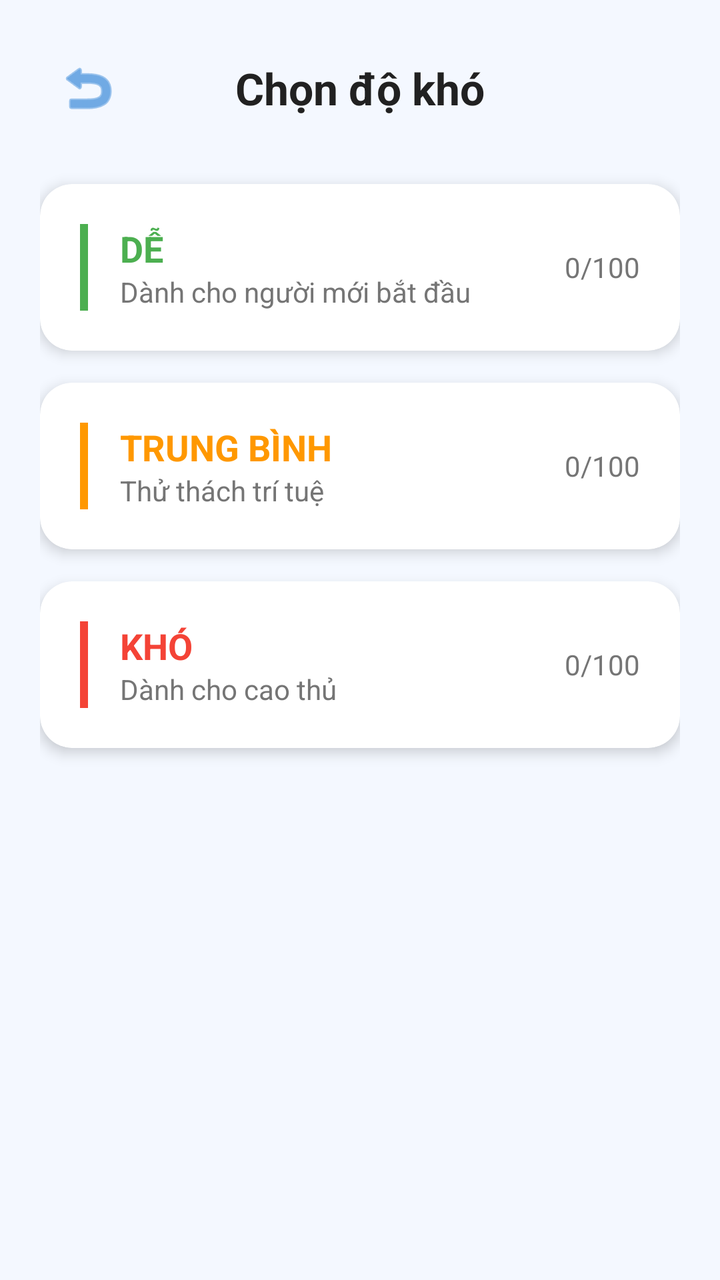
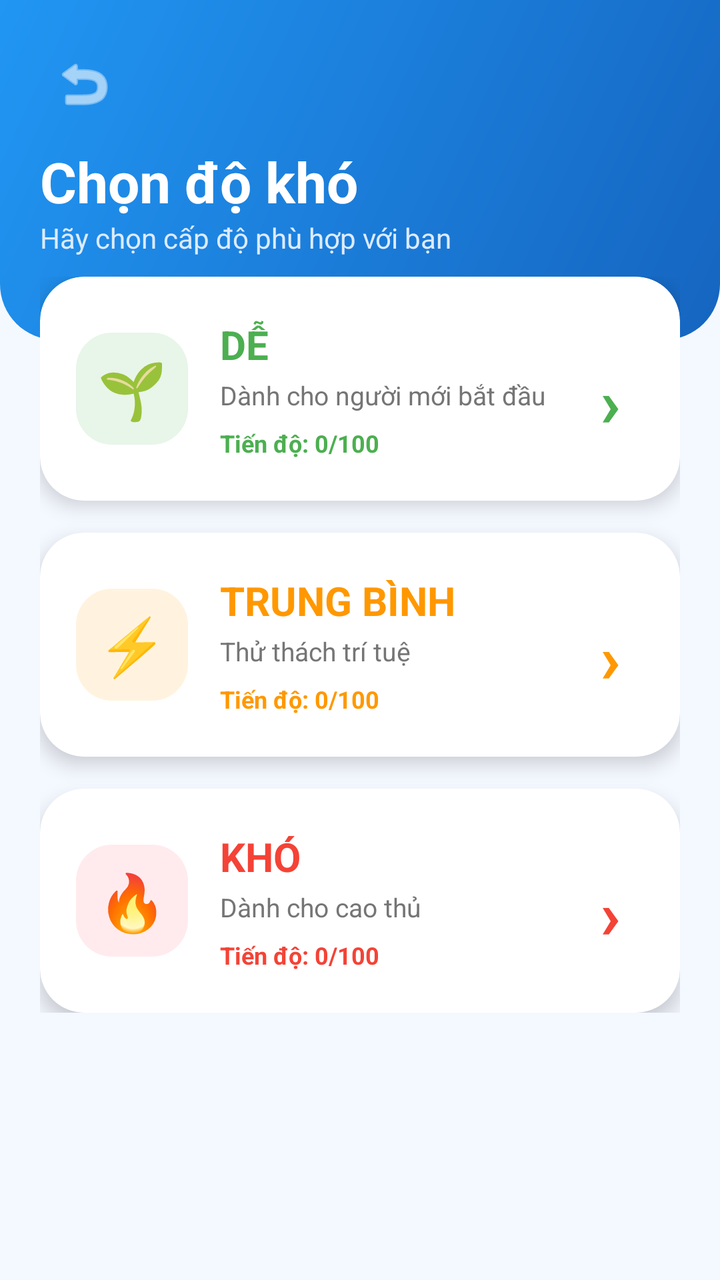

An Android layout rendered at two revisions. The XML below is the earlier revision; the diff shows what the commit changed to produce the second picture.
<!-- AndroidManifest.xml: application theme Theme.SudokuRank -->
<!-- res/layout/activity_select_level.xml -->
<?xml version="1.0" encoding="utf-8"?>
<LinearLayout xmlns:android="http://schemas.android.com/apk/res/android"
    xmlns:app="http://schemas.android.com/apk/res-auto"
    android:layout_width="match_parent"
    android:layout_height="match_parent"
    android:background="@color/sudoku_bg"
    android:orientation="vertical"
    android:padding="20dp">

    <RelativeLayout
        android:layout_width="match_parent"
        android:layout_height="wrap_content"
        android:layout_marginBottom="24dp">

        <ImageButton
            android:id="@+id/btnBack"
            android:layout_width="48dp"
            android:layout_height="48dp"
            android:background="?attr/selectableItemBackgroundBorderless"
            android:src="@android:drawable/ic_menu_revert"
            app:tint="@color/sudoku_primary" />

        <TextView
            android:layout_width="wrap_content"
            android:layout_height="wrap_content"
            android:layout_centerInParent="true"
            android:text="Chọn độ khó"
            android:textColor="@color/text_primary"
            android:textSize="22sp"
            android:textStyle="bold" />
    </RelativeLayout>

    <androidx.cardview.widget.CardView
        android:id="@+id/cardEasy"
        android:layout_width="match_parent"
        android:layout_height="wrap_content"
        android:layout_marginBottom="16dp"
        app:cardCornerRadius="16dp"
        app:cardElevation="4dp">

        <LinearLayout
            android:layout_width="match_parent"
            android:layout_height="wrap_content"
            android:orientation="horizontal"
            android:padding="20dp">

            <View
                android:layout_width="4dp"
                android:layout_height="match_parent"
                android:background="@color/difficulty_easy" />

            <LinearLayout
                android:layout_width="0dp"
                android:layout_height="wrap_content"
                android:layout_marginStart="16dp"
                android:layout_weight="1"
                android:orientation="vertical">

                <TextView
                    android:layout_width="wrap_content"
                    android:layout_height="wrap_content"
                    android:text="DỄ"
                    android:textColor="@color/difficulty_easy"
                    android:textSize="18sp"
                    android:textStyle="bold" />

                <TextView
                    android:layout_width="wrap_content"
                    android:layout_height="wrap_content"
                    android:text="Dành cho người mới bắt đầu"
                    android:textColor="@color/text_secondary"
                    android:textSize="14sp" />
            </LinearLayout>

            <TextView
                android:id="@+id/tvProgressEasy"
                android:layout_width="wrap_content"
                android:layout_height="wrap_content"
                android:layout_gravity="center_vertical"
                android:text="0/100"
                android:textColor="@color/text_secondary" />
        </LinearLayout>
    </androidx.cardview.widget.CardView>

    <androidx.cardview.widget.CardView
        android:id="@+id/cardMedium"
        android:layout_width="match_parent"
        android:layout_height="wrap_content"
        android:layout_marginBottom="16dp"
        app:cardCornerRadius="16dp"
        app:cardElevation="4dp">

        <LinearLayout
            android:layout_width="match_parent"
            android:layout_height="wrap_content"
            android:orientation="horizontal"
            android:padding="20dp">

            <View
                android:layout_width="4dp"
                android:layout_height="match_parent"
                android:background="@color/difficulty_medium" />

            <LinearLayout
                android:layout_width="0dp"
                android:layout_height="wrap_content"
                android:layout_marginStart="16dp"
                android:layout_weight="1"
                android:orientation="vertical">

                <TextView
                    android:layout_width="wrap_content"
                    android:layout_height="wrap_content"
                    android:text="TRUNG BÌNH"
                    android:textColor="@color/difficulty_medium"
                    android:textSize="18sp"
                    android:textStyle="bold" />

                <TextView
                    android:layout_width="wrap_content"
                    android:layout_height="wrap_content"
                    android:text="Thử thách trí tuệ"
                    android:textColor="@color/text_secondary"
                    android:textSize="14sp" />
            </LinearLayout>

            <TextView
                android:id="@+id/tvProgressMedium"
                android:layout_width="wrap_content"
                android:layout_height="wrap_content"
                android:layout_gravity="center_vertical"
                android:text="0/100"
                android:textColor="@color/text_secondary" />
        </LinearLayout>
    </androidx.cardview.widget.CardView>

    <androidx.cardview.widget.CardView
        android:id="@+id/cardHard"
        android:layout_width="match_parent"
        android:layout_height="wrap_content"
        app:cardCornerRadius="16dp"
        app:cardElevation="4dp">

        <LinearLayout
            android:layout_width="match_parent"
            android:layout_height="wrap_content"
            android:orientation="horizontal"
            android:padding="20dp">

            <View
                android:layout_width="4dp"
                android:layout_height="match_parent"
                android:background="@color/difficulty_hard" />

            <LinearLayout
                android:layout_width="0dp"
                android:layout_height="wrap_content"
                android:layout_marginStart="16dp"
                android:layout_weight="1"
                android:orientation="vertical">

                <TextView
                    android:layout_width="wrap_content"
                    android:layout_height="wrap_content"
                    android:text="KHÓ"
                    android:textColor="@color/difficulty_hard"
                    android:textSize="18sp"
                    android:textStyle="bold" />

                <TextView
                    android:layout_width="wrap_content"
                    android:layout_height="wrap_content"
                    android:text="Dành cho cao thủ"
                    android:textColor="@color/text_secondary"
                    android:textSize="14sp" />
            </LinearLayout>

            <TextView
                android:id="@+id/tvProgressHard"
                android:layout_width="wrap_content"
                android:layout_height="wrap_content"
                android:layout_gravity="center_vertical"
                android:text="0/100"
                android:textColor="@color/text_secondary" />
        </LinearLayout>
    </androidx.cardview.widget.CardView>

</LinearLayout>
<!-- resources referenced by this layout -->
<resources>
  <color name="difficulty_easy">#4CAF50</color>
  <color name="difficulty_hard">#F44336</color>
  <color name="difficulty_medium">#FF9800</color>
  <color name="sudoku_bg">#F4F8FF</color>
  <color name="sudoku_primary">#1976D2</color>
  <color name="text_primary">#212121</color>
  <color name="text_secondary">#757575</color>
  <style name="Theme.SudokuRank" parent="Base.Theme.SudokuRank" />
  <style name="Base.Theme.SudokuRank" parent="Theme.Material3.DayNight.NoActionBar">
          <item name="colorPrimary">@color/sudoku_primary</item>
          <item name="android:statusBarColor">@color/sudoku_primary_dark</item>
      </style>
  <color name="sudoku_primary_dark">#1565C0</color>
</resources>

<!-- the commit's change to res/layout/activity_select_level.xml (unified diff, before → after) -->
@@ -1,188 +1,267 @@
 <?xml version="1.0" encoding="utf-8"?>
-<LinearLayout xmlns:android="http://schemas.android.com/apk/res/android"
+<ScrollView xmlns:android="http://schemas.android.com/apk/res/android"
     xmlns:app="http://schemas.android.com/apk/res-auto"
     android:layout_width="match_parent"
     android:layout_height="match_parent"
-    android:background="@color/sudoku_bg"
-    android:orientation="vertical"
-    android:padding="20dp">
-
-    <RelativeLayout
+    android:background="#F4F8FF"
+    android:fillViewport="true">
+
+    <LinearLayout
         android:layout_width="match_parent"
         android:layout_height="wrap_content"
-        android:layout_marginBottom="24dp">
-
-        <ImageButton
-            android:id="@+id/btnBack"
-            android:layout_width="48dp"
-            android:layout_height="48dp"
-            android:background="?attr/selectableItemBackgroundBorderless"
-            android:src="@android:drawable/ic_menu_revert"
-            app:tint="@color/sudoku_primary" />
-
-        <TextView
-            android:layout_width="wrap_content"
-            android:layout_height="wrap_content"
-            android:layout_centerInParent="true"
-            android:text="Chọn độ khó"
-            android:textColor="@color/text_primary"
-            android:textSize="22sp"
-            android:textStyle="bold" />
-    </RelativeLayout>
-
-    <androidx.cardview.widget.CardView
-        android:id="@+id/cardEasy"
-        android:layout_width="match_parent"
-        android:layout_height="wrap_content"
-        android:layout_marginBottom="16dp"
-        app:cardCornerRadius="16dp"
-        app:cardElevation="4dp">
+        android:orientation="vertical">
+
+        <LinearLayout
+            android:layout_width="match_parent"
+            android:layout_height="170dp"
+            android:background="@drawable/select_level_header_bg"
+            android:orientation="vertical"
+            android:padding="20dp">
+
+            <ImageButton
+                android:id="@+id/btnBack"
+                android:layout_width="44dp"
+                android:layout_height="44dp"
+                android:background="?attr/selectableItemBackgroundBorderless"
+                android:src="@android:drawable/ic_menu_revert"
+                app:tint="@color/white" />
+
+            <TextView
+                android:layout_width="wrap_content"
+                android:layout_height="wrap_content"
+                android:layout_marginTop="8dp"
+                android:text="Chọn độ khó"
+                android:textColor="@color/white"
+                android:textSize="28sp"
+                android:textStyle="bold" />
+
+            <TextView
+                android:layout_width="wrap_content"
+                android:layout_height="wrap_content"
+                android:text="Hãy chọn cấp độ phù hợp với bạn"
+                android:textColor="#DDEBFF"
+                android:textSize="14sp" />
+        </LinearLayout>
 
         <LinearLayout
             android:layout_width="match_parent"
             android:layout_height="wrap_content"
-            android:orientation="horizontal"
-            android:padding="20dp">
-
-            <View
-                android:layout_width="4dp"
-                android:layout_height="match_parent"
-                android:background="@color/difficulty_easy" />
-
-            <LinearLayout
-                android:layout_width="0dp"
-                android:layout_height="wrap_content"
-                android:layout_marginStart="16dp"
-                android:layout_weight="1"
-                android:orientation="vertical">
-
-                <TextView
-                    android:layout_width="wrap_content"
-                    android:layout_height="wrap_content"
-                    android:text="DỄ"
-                    android:textColor="@color/difficulty_easy"
-                    android:textSize="18sp"
-                    android:textStyle="bold" />
-
-                <TextView
-                    android:layout_width="wrap_content"
-                    android:layout_height="wrap_content"
-                    android:text="Dành cho người mới bắt đầu"
-                    android:textColor="@color/text_secondary"
-                    android:textSize="14sp" />
-            </LinearLayout>
-
-            <TextView
-                android:id="@+id/tvProgressEasy"
-                android:layout_width="wrap_content"
-                android:layout_height="wrap_content"
-                android:layout_gravity="center_vertical"
-                android:text="0/100"
-                android:textColor="@color/text_secondary" />
+            android:layout_marginTop="-32dp"
+            android:orientation="vertical"
+            android:paddingHorizontal="20dp">
+
+            <androidx.cardview.widget.CardView
+                android:id="@+id/cardEasy"
+                android:layout_width="match_parent"
+                android:layout_height="112dp"
+                android:layout_marginBottom="16dp"
+                android:clickable="true"
+                android:focusable="true"
+                app:cardBackgroundColor="@color/white"
+                app:cardCornerRadius="22dp"
+                app:cardElevation="6dp">
+
+                <LinearLayout
+                    android:layout_width="match_parent"
+                    android:layout_height="match_parent"
+                    android:gravity="center_vertical"
+                    android:orientation="horizontal"
+                    android:padding="18dp">
+
+                    <TextView
+                        android:layout_width="56dp"
+                        android:layout_height="56dp"
+                        android:background="@drawable/easy_circle_bg"
+                        android:gravity="center"
+                        android:text="🌱"
+                        android:textSize="28sp" />
+
+                    <LinearLayout
+                        android:layout_width="0dp"
+                        android:layout_height="wrap_content"
+                        android:layout_marginStart="16dp"
+                        android:layout_weight="1"
+                        android:orientation="vertical">
+
+                        <TextView
+                            android:layout_width="wrap_content"
+                            android:layout_height="wrap_content"
+                            android:text="DỄ"
+                            android:textColor="@color/difficulty_easy"
+                            android:textSize="20sp"
+                            android:textStyle="bold" />
+
+                        <TextView
+                            android:layout_width="wrap_content"
+                            android:layout_height="wrap_content"
+                            android:layout_marginTop="3dp"
+                            android:text="Dành cho người mới bắt đầu"
+                            android:textColor="@color/text_secondary"
+                            android:textSize="13sp" />
+
+                        <TextView
+                            android:id="@+id/tvProgressEasy"
+                            android:layout_width="wrap_content"
+                            android:layout_height="wrap_content"
+                            android:layout_marginTop="7dp"
+                            android:text="Tiến độ: 0/100"
+                            android:textColor="@color/difficulty_easy"
+                            android:textSize="12sp"
+                            android:textStyle="bold" />
+                    </LinearLayout>
+
+                    <TextView
+                        android:layout_width="34dp"
+                        android:layout_height="34dp"
+                        android:gravity="center"
+                        android:text="›"
+                        android:textColor="@color/difficulty_easy"
+                        android:textSize="34sp"
+                        android:textStyle="bold" />
+                </LinearLayout>
+            </androidx.cardview.widget.CardView>
+
+            <androidx.cardview.widget.CardView
+                android:id="@+id/cardMedium"
+                android:layout_width="match_parent"
+                android:layout_height="112dp"
+                android:layout_marginBottom="16dp"
+                android:clickable="true"
+                android:focusable="true"
+                app:cardBackgroundColor="@color/white"
+                app:cardCornerRadius="22dp"
+                app:cardElevation="6dp">
+
+                <LinearLayout
+                    android:layout_width="match_parent"
+                    android:layout_height="match_parent"
+                    android:gravity="center_vertical"
+                    android:orientation="horizontal"
+                    android:padding="18dp">
+
+                    <TextView
+                        android:layout_width="56dp"
+                        android:layout_height="56dp"
+                        android:background="@drawable/medium_circle_bg"
+                        android:gravity="center"
+                        android:text="⚡"
+                        android:textSize="28sp" />
+
+                    <LinearLayout
+                        android:layout_width="0dp"
+                        android:layout_height="wrap_content"
+                        android:layout_marginStart="16dp"
+                        android:layout_weight="1"
+                        android:orientation="vertical">
+
+                        <TextView
+                            android:layout_width="wrap_content"
+                            android:layout_height="wrap_content"
+                            android:text="TRUNG BÌNH"
+                            android:textColor="@color/difficulty_medium"
+                            android:textSize="20sp"
+                            android:textStyle="bold" />
+
+                        <TextView
+                            android:layout_width="wrap_content"
+                            android:layout_height="wrap_content"
+                            android:layout_marginTop="3dp"
+                            android:text="Thử thách trí tuệ"
+                            android:textColor="@color/text_secondary"
+                            android:textSize="13sp" />
+
+                        <TextView
+                            android:id="@+id/tvProgressMedium"
+                            android:layout_width="wrap_content"
+                            android:layout_height="wrap_content"
+                            android:layout_marginTop="7dp"
+                            android:text="Tiến độ: 0/100"
+                            android:textColor="@color/difficulty_medium"
+                            android:textSize="12sp"
+                            android:textStyle="bold" />
+                    </LinearLayout>
+
+                    <TextView
+                        android:layout_width="34dp"
+                        android:layout_height="34dp"
+                        android:gravity="center"
+                        android:text="›"
+                        android:textColor="@color/difficulty_medium"
+                        android:textSize="34sp"
+                        android:textStyle="bold" />
+                </LinearLayout>
+            </androidx.cardview.widget.CardView>
+
+            <androidx.cardview.widget.CardView
+                android:id="@+id/cardHard"
+                android:layout_width="match_parent"
+                android:layout_height="112dp"
+                android:clickable="true"
+                android:focusable="true"
+                app:cardBackgroundColor="@color/white"
+                app:cardCornerRadius="22dp"
+                app:cardElevation="6dp">
+
+                <LinearLayout
+                    android:layout_width="match_parent"
+                    android:layout_height="match_parent"
+                    android:gravity="center_vertical"
+                    android:orientation="horizontal"
+                    android:padding="18dp">
+
+                    <TextView
+                        android:layout_width="56dp"
+                        android:layout_height="56dp"
+                        android:background="@drawable/hard_circle_bg"
+                        android:gravity="center"
+                        android:text="🔥"
+                        android:textSize="28sp" />
+
+                    <LinearLayout
+                        android:layout_width="0dp"
+                        android:layout_height="wrap_content"
+                        android:layout_marginStart="16dp"
+                        android:layout_weight="1"
+                        android:orientation="vertical">
+
+                        <TextView
+                            android:layout_width="wrap_content"
+                            android:layout_height="wrap_content"
+                            android:text="KHÓ"
+                            android:textColor="@color/difficulty_hard"
+                            android:textSize="20sp"
+                            android:textStyle="bold" />
+
+                        <TextView
+                            android:layout_width="wrap_content"
+                            android:layout_height="wrap_content"
+                            android:layout_marginTop="3dp"
+                            android:text="Dành cho cao thủ"
+                            android:textColor="@color/text_secondary"
+                            android:textSize="13sp" />
+
+                        <TextView
+                            android:id="@+id/tvProgressHard"
+                            android:layout_width="wrap_content"
+                            android:layout_height="wrap_content"
+                            android:layout_marginTop="7dp"
+                            android:text="Tiến độ: 0/100"
+                            android:textColor="@color/difficulty_hard"
+                            android:textSize="12sp"
+                            android:textStyle="bold" />
+                    </LinearLayout>
+
+                    <TextView
+                        android:layout_width="34dp"
+                        android:layout_height="34dp"
+                        android:gravity="center"
+                        android:text="›"
+                        android:textColor="@color/difficulty_hard"
+                        android:textSize="34sp"
+                        android:textStyle="bold" />
+                </LinearLayout>
+            </androidx.cardview.widget.CardView>
+
         </LinearLayout>
-    </androidx.cardview.widget.CardView>
-
-    <androidx.cardview.widget.CardView
-        android:id="@+id/cardMedium"
-        android:layout_width="match_parent"
-        android:layout_height="wrap_content"
-        android:layout_marginBottom="16dp"
-        app:cardCornerRadius="16dp"
-        app:cardElevation="4dp">
-
-        <LinearLayout
-            android:layout_width="match_parent"
-            android:layout_height="wrap_content"
-            android:orientation="horizontal"
-            android:padding="20dp">
-
-            <View
-                android:layout_width="4dp"
-                android:layout_height="match_parent"
-                android:background="@color/difficulty_medium" />
-
-            <LinearLayout
-                android:layout_width="0dp"
-                android:layout_height="wrap_content"
-                android:layout_marginStart="16dp"
-                android:layout_weight="1"
-                android:orientation="vertical">
-
-                <TextView
-                    android:layout_width="wrap_content"
-                    android:layout_height="wrap_content"
-                    android:text="TRUNG BÌNH"
-                    android:textColor="@color/difficulty_medium"
-                    android:textSize="18sp"
-                    android:textStyle="bold" />
-
-                <TextView
-                    android:layout_width="wrap_content"
-                    android:layout_height="wrap_content"
-                    android:text="Thử thách trí tuệ"
-                    android:textColor="@color/text_secondary"
-                    android:textSize="14sp" />
-            </LinearLayout>
-
-            <TextView
-                android:id="@+id/tvProgressMedium"
-                android:layout_width="wrap_content"
-                android:layout_height="wrap_content"
-                android:layout_gravity="center_vertical"
-                android:text="0/100"
-                android:textColor="@color/text_secondary" />
-        </LinearLayout>
-    </androidx.cardview.widget.CardView>
-
-    <androidx.cardview.widget.CardView
-        android:id="@+id/cardHard"
-        android:layout_width="match_parent"
-        android:layout_height="wrap_content"
-        app:cardCornerRadius="16dp"
-        app:cardElevation="4dp">
-
-        <LinearLayout
-            android:layout_width="match_parent"
-            android:layout_height="wrap_content"
-            android:orientation="horizontal"
-            android:padding="20dp">
-
-            <View
-                android:layout_width="4dp"
-                android:layout_height="match_parent"
-                android:background="@color/difficulty_hard" />
-
-            <LinearLayout
-                android:layout_width="0dp"
-                android:layout_height="wrap_content"
-                android:layout_marginStart="16dp"
-                android:layout_weight="1"
-                android:orientation="vertical">
-
-                <TextView
-                    android:layout_width="wrap_content"
-                    android:layout_height="wrap_content"
-                    android:text="KHÓ"
-                    android:textColor="@color/difficulty_hard"
-                    android:textSize="18sp"
-                    android:textStyle="bold" />
-
-                <TextView
-                    android:layout_width="wrap_content"
-                    android:layout_height="wrap_content"
-                    android:text="Dành cho cao thủ"
-                    android:textColor="@color/text_secondary"
-                    android:textSize="14sp" />
-            </LinearLayout>
-
-            <TextView
-                android:id="@+id/tvProgressHard"
-                android:layout_width="wrap_content"
-                android:layout_height="wrap_content"
-                android:layout_gravity="center_vertical"
-                android:text="0/100"
-                android:textColor="@color/text_secondary" />
-        </LinearLayout>
-    </androidx.cardview.widget.CardView>
-
-</LinearLayout>
+    </LinearLayout>
+</ScrollView>
<!-- resource entries referenced after the edit -->
@@ -3,10 +3,34 @@
   <color name="difficulty_easy">#4CAF50</color>
   <color name="difficulty_hard">#F44336</color>
   <color name="difficulty_medium">#FF9800</color>
-  <color name="sudoku_bg">#F4F8FF</color>
   <color name="sudoku_primary">#1976D2</color>
-  <color name="text_primary">#212121</color>
   <color name="text_secondary">#757575</color>
+  <color name="white">#FFFFFFFF</color>
+  <!-- drawable easy_circle_bg (drawable) -->
+  <shape xmlns:android="http://schemas.android.com/apk/res/android">
+      <solid android:color="#E8F5E9" />
+      <corners android:radius="18dp" />
+  </shape>
+  <!-- drawable hard_circle_bg (drawable) -->
+  <shape xmlns:android="http://schemas.android.com/apk/res/android">
+      <solid android:color="#FFEBEE" />
+      <corners android:radius="18dp" />
+  </shape>
+  <!-- drawable medium_circle_bg (drawable) -->
+  <shape xmlns:android="http://schemas.android.com/apk/res/android">
+      <solid android:color="#FFF3E0" />
+      <corners android:radius="18dp" />
+  </shape>
+  <!-- drawable select_level_header_bg (drawable) -->
+  <shape xmlns:android="http://schemas.android.com/apk/res/android">
+      <gradient
+          android:startColor="#1565C0"
+          android:endColor="#2196F3"
+          android:angle="135" />
+      <corners
+          android:bottomLeftRadius="28dp"
+          android:bottomRightRadius="28dp" />
+  </shape>
   <style name="Theme.SudokuRank" parent="Base.Theme.SudokuRank" />
   <style name="Base.Theme.SudokuRank" parent="Theme.Material3.DayNight.NoActionBar">
           <item name="colorPrimary">@color/sudoku_primary</item>
